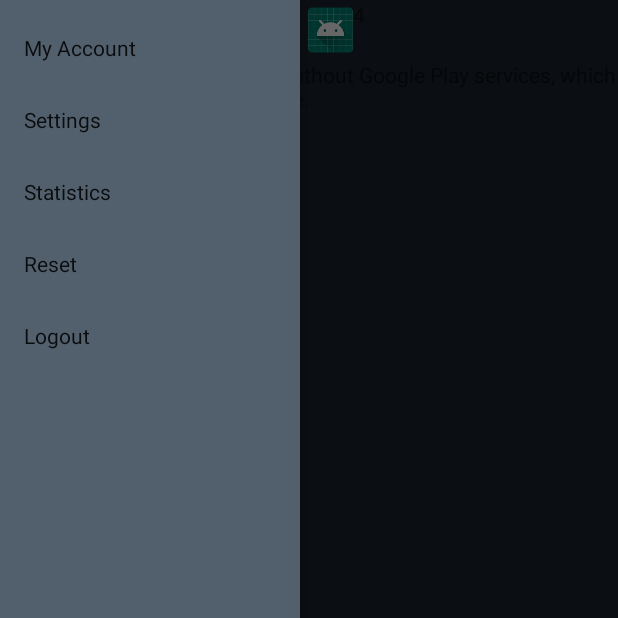
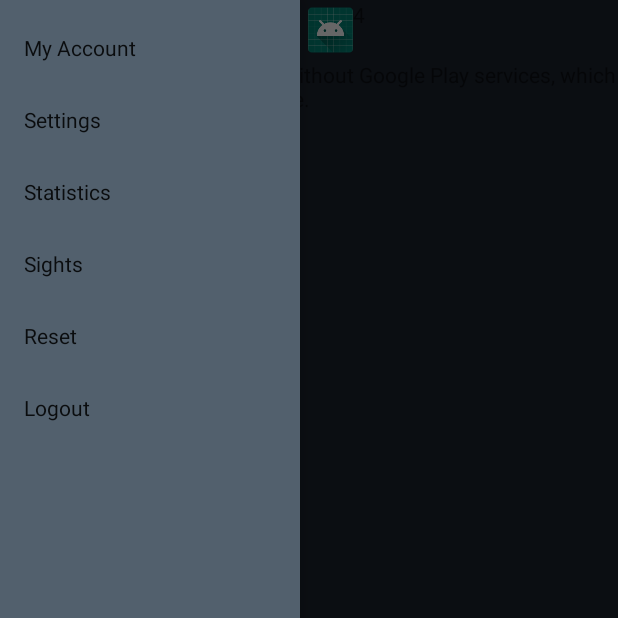
Before and after one commit to AP-IT-GH/CA1819-PackYourCultureMan, an Android app: the GameActivity screen opened directly, with no data from a screen before it, with the side drawer open, on a phone screen of 412 x 824 dp, the top half of it. Run offline under Robolectric (Android 15) with nearby library versions, the phone set to English and light mode, and no system bars; our stand-ins replace Picasso, Volley; libraries missing offline, so code that uses them is left out: com.sothree.slidinguppanel, org.apache.commons; plain views replace SlidingUpPanelLayout; network calls fail; pictures from the network do not load; 2 statements that could not run were skipped.

Commit message:
sights class added to side nav

```diff
--- a/src/Android/app/src/main/AndroidManifest.xml
+++ b/src/Android/app/src/main/AndroidManifest.xml
@@ -40,6 +40,7 @@
         </activity>
         <activity android:name=".Register"></activity>
         <activity android:name=".Settings"></activity>
+        <activity android:name=".Sights"></activity>
 
     </application>
 
--- a/src/Android/app/src/main/java/com/ap/pacyourcultureman/GameActivity.java
+++ b/src/Android/app/src/main/java/com/ap/pacyourcultureman/GameActivity.java
@@ -102,6 +102,11 @@ public class GameActivity extends FragmentActivity implements OnMapReadyCallback
                         intent = new Intent(getBaseContext(), Login.class);
                         startActivity(intent);
                         break;
+                    case R.id.nav_sights:
+                        intent = new Intent(getBaseContext(), Sights.class);
+                        startActivity(intent);
+                        break;
+
                 }
                 return false;
             }
--- /dev/null
+++ b/src/Android/app/src/main/res/layout/sights_menu.xml
@@ -0,0 +1,6 @@
+<?xml version="1.0" encoding="utf-8"?>
+<LinearLayout xmlns:android="http://schemas.android.com/apk/res/android"
+    android:orientation="vertical" android:layout_width="match_parent"
+    android:layout_height="match_parent">
+
+</LinearLayout>
--- a/src/Android/app/src/main/res/menu/nav_menu.xml
+++ b/src/Android/app/src/main/res/menu/nav_menu.xml
@@ -1,16 +1,17 @@
 <?xml version="1.0" encoding="utf-8"?>
 <menu xmlns:android="http://schemas.android.com/apk/res/android">
     <item android:id="@+id/nav_account"
-        android:title="My Account"
-        />
+        android:title="@string/my_account"/>
     <item android:id="@+id/nav_settings"
-        android:title="Settings" />
+        android:title="@string/settings"/>
     <item
         android:id="@+id/nav_stats"
-        android:title="Statistics" />
+        android:title="@string/statistics"/>
+    <item android:id="@+id/nav_sights"
+        android:title="@string/sights"/>
     <item
         android:id="@+id/nav_reset"
-        android:title="Reset" />
+        android:title="@string/reset"/>
     <item android:id="@+id/nav_logout"
-        android:title="Logout" />
+        android:title="@string/logout"/>
 </menu>
--- a/src/Android/app/src/main/res/values/strings.xml
+++ b/src/Android/app/src/main/res/values/strings.xml
@@ -1,4 +1,10 @@
 <resources>
     <string name="app_name">PacYourCultureMan</string>
     <string name="title_activity_game">PackYourCultureMan</string>
+    <string name="sights">Sights</string>
+    <string name="reset">Reset</string>
+    <string name="logout">Logout</string>
+    <string name="statistics">Statistics</string>
+    <string name="settings">Settings</string>
+    <string name="my_account">My Account</string>
 </resources>
```
Also changed, not shown: src/Android/app/src/main/java/com/ap/pacyourcultureman/Sights.java (added, +13 -0 lines).
